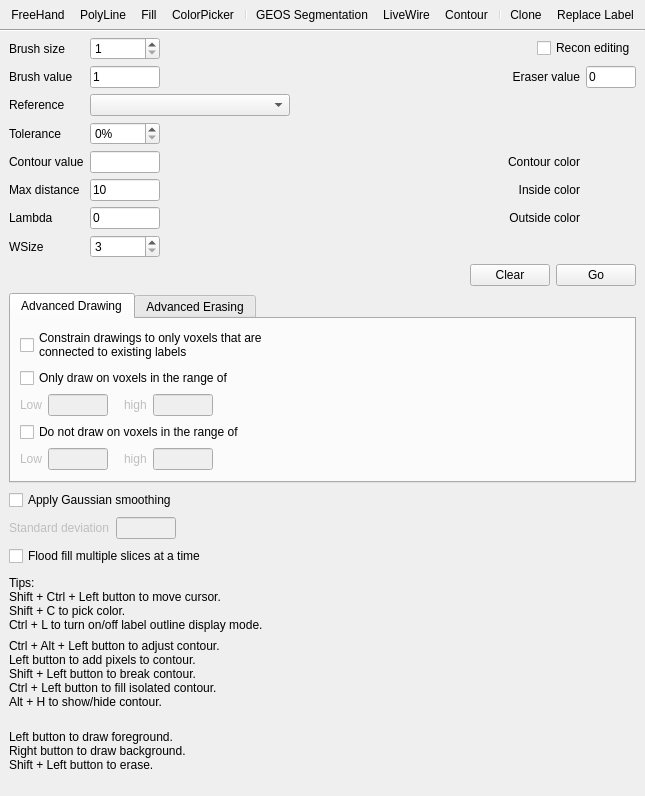
Before: the Qt Designer form freeview/ToolWindowEdit.ui in freesurfer/freesurfer, drawn with Qt 5.
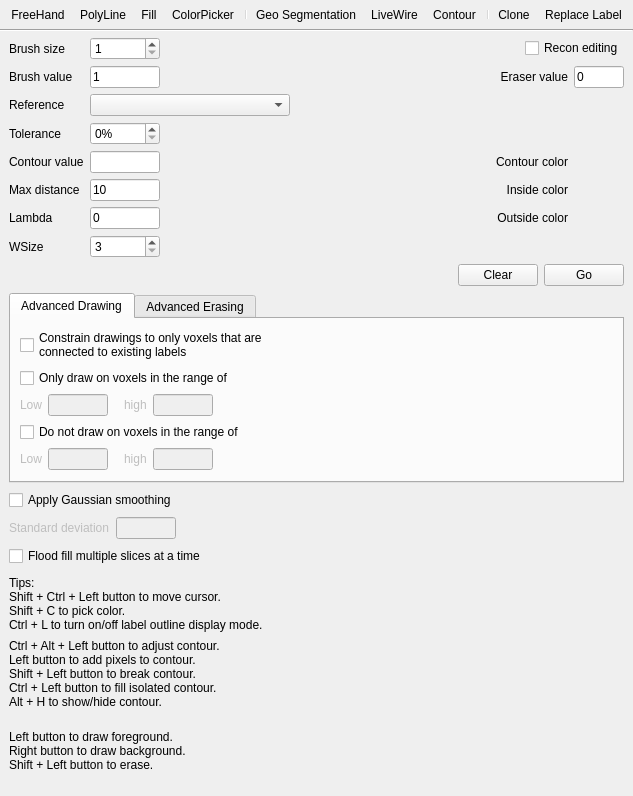
After: the same form once the commit is applied. Icons and pictures are not drawn. Custom widgets are drawn as their Qt base class.

```diff
--- a/freeview/ToolWindowEdit.ui
+++ b/freeview/ToolWindowEdit.ui
@@ -1064,7 +1064,7 @@
      <normaloff>:/resource/icons/voxel_draw_autoseg.png</normaloff>:/resource/icons/voxel_draw_autoseg.png</iconset>
    </property>
    <property name="text">
-    <string>GEOS Segmentation</string>
+    <string>Geo Segmentation</string>
    </property>
    <property name="toolTip">
     <string>GEOS Segmentation</string>
```
Left out of the diff: 2 changed lines with no effect on the pictures.
